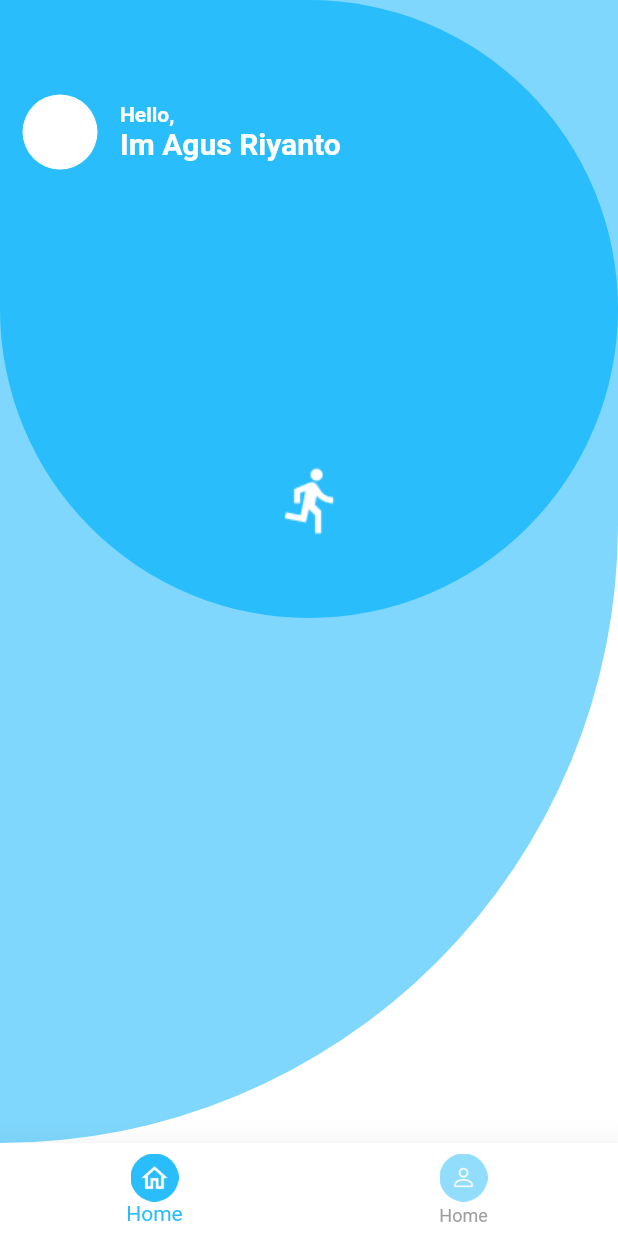
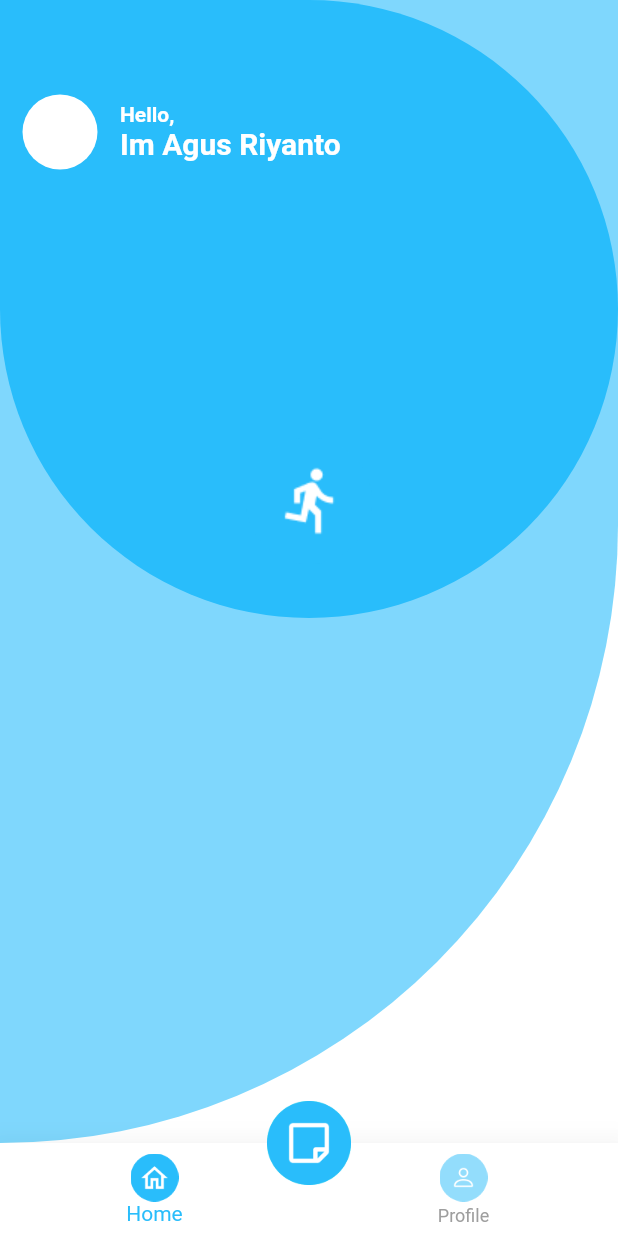
Before and after one commit to aguzri10/menotes, a Flutter app: the MainNavigate screen opened by its route, on a phone screen of 412 x 824 dp. Run offline on Flutter 3.47's test engine with Material 2 defaults, Android fonts, the phone set to English and light mode, and no system bars.

Commit message:
add floating action button in docked

```diff
--- a/lib/pages/main_page.dart
+++ b/lib/pages/main_page.dart
@@ -78,6 +78,13 @@ class _MainNavigateState extends State<MainNavigate> {
         bucket: bucket,
         child: _pages[_selectedIndex],
       ),
+      floatingActionButtonLocation: FloatingActionButtonLocation.centerDocked,
+      floatingActionButton: FloatingActionButton(
+        onPressed: () {},
+        tooltip: 'Add Note',
+        child: Image.asset(iconAddNote),
+        elevation: 0,
+      ),
       bottomNavigationBar: BottomNavigationBar(
         items: [
           BottomNavigationBarItem(
@@ -85,7 +92,9 @@ class _MainNavigateState extends State<MainNavigate> {
               _selectedIndex == 0 ? iconHomeActive : iconHomeInActive,
               scale: 2,
             ),
-            title: Text(
+            title: Padding(
+              padding: const EdgeInsets.only(top: 3),
+              child: Text(
                 'Home',
                 style: Theme.of(context).textTheme.caption.copyWith(
                       color: _selectedIndex == 0
@@ -94,17 +103,21 @@ class _MainNavigateState extends State<MainNavigate> {
                     ),
               ),
             ),
+          ),
           BottomNavigationBarItem(
             icon: Image.asset(
               _selectedIndex == 1 ? iconProfileActive : iconProfileInActive,
               scale: 2,
             ),
-            title: Text(
-              'Home',
+            title: Padding(
+              padding: const EdgeInsets.only(top: 3),
+              child: Text(
+                'Profile',
                 style: Theme.of(context).textTheme.caption.copyWith(
                       color: _selectedIndex == 1
                           ? Theme.of(context).primaryColor
                           : Colors.grey[300],
+                    ),
               ),
             ),
           )
```
Lines whose indentation alone changed are shown as unchanged.
